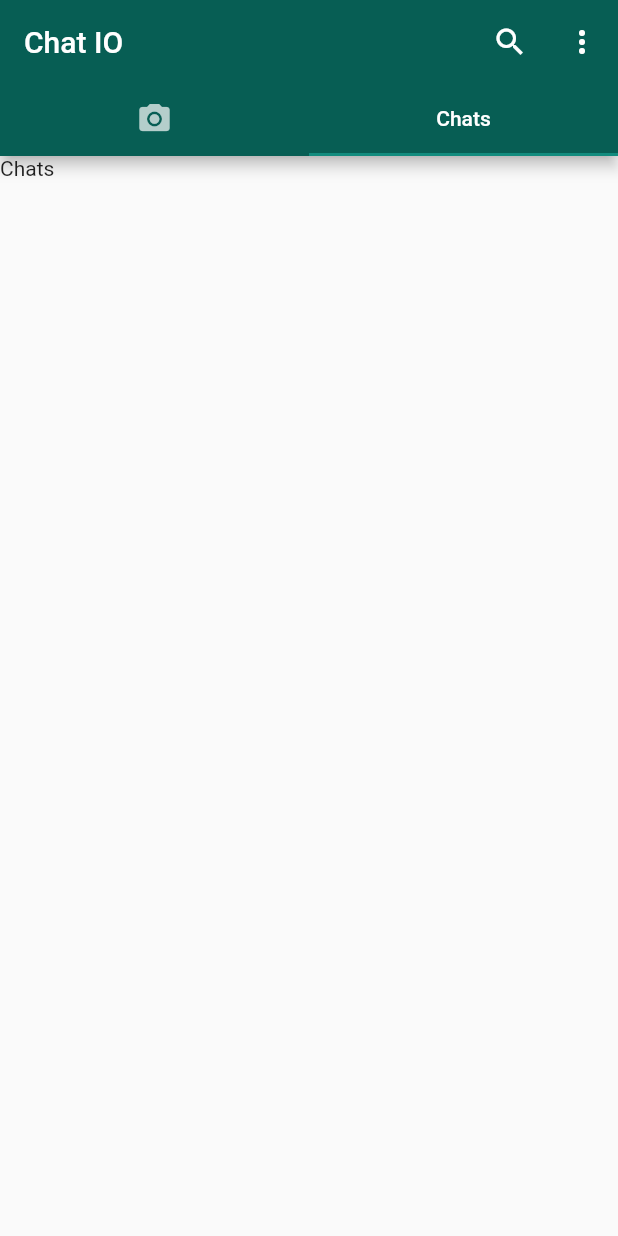
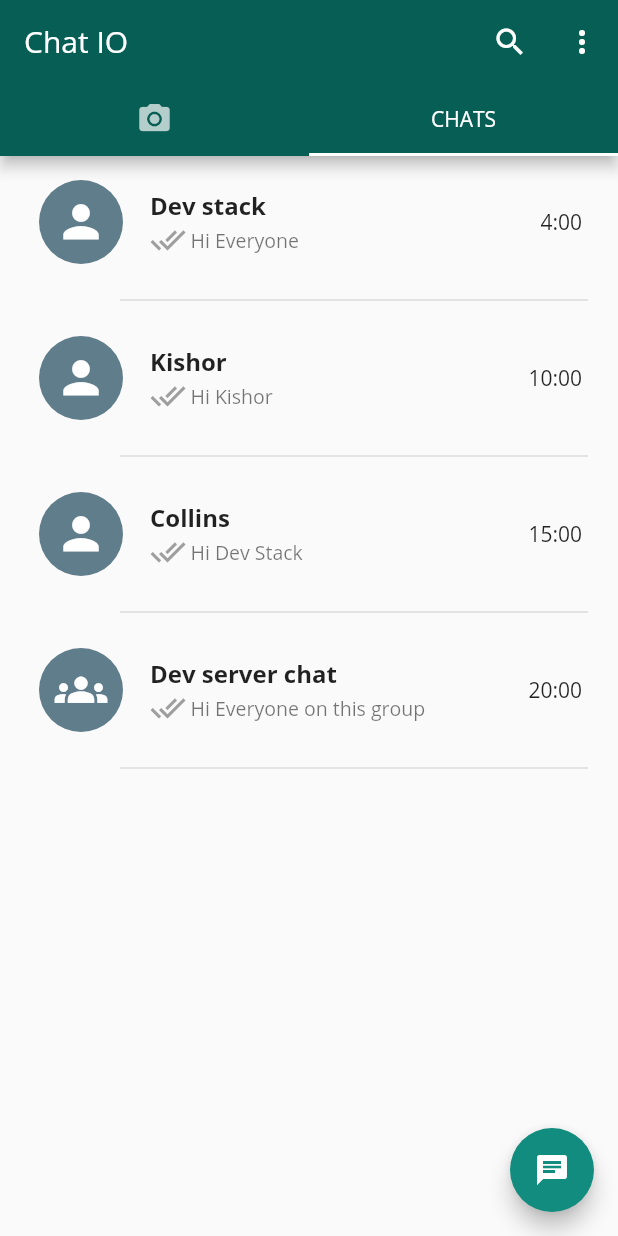
Before and after one commit to abanoub92/Chat-IO, a Flutter app: the screen it shows after launch, tab 2 chosen, on a phone screen of 412 x 824 dp. Run offline on Flutter 3.47's test engine with Material 2 defaults, Android fonts, the phone set to English and light mode, and no system bars; our stand-ins replace emoji_picker_flutter.

Commit message:
Create the chat, messages screens and add some functionality on both screens

```diff
--- /dev/null
+++ b/lib/items/item_chat.dart
@@ -0,0 +1,62 @@
+import 'package:flutter/material.dart';
+
+import '../models/chat_model.dart';
+
+// ignore: must_be_immutable
+class ItemChat extends StatelessWidget {
+
+  final ChatModel chatModel;
+  final VoidCallback onPressed;
+
+  ItemChat({Key key, @required this.chatModel, @required this.onPressed}) : super(key: key);
+
+  @override
+  Widget build(BuildContext context) {
+    return InkWell(
+      onTap: onPressed,
+      child: Column(
+        children: [
+          Container(
+            margin: const EdgeInsets.all(8.0),
+            child: ListTile(
+              leading: CircleAvatar(
+                radius: 30.0,
+                backgroundColor: Colors.blueGrey,
+                child: Icon(
+                  chatModel.isGroup ? Icons.groups : Icons.person,
+                  color: Colors.white,
+                  size: 35.0,
+                ),
+              ),
+              title: Text(
+                  chatModel.name,
+                  style: TextStyle(
+                    fontSize: 16.0,
+                    fontWeight: FontWeight.bold
+                  ),
+              ),
+              subtitle: Row(
+                children: [
+                  Icon(Icons.done_all, color: Colors.grey,),
+                  SizedBox(width: 3.0,),
+                  Text(
+                    chatModel.currentMessage,
+                    style: TextStyle(
+                      fontSize: 13.0
+                    ),
+                  )
+                ],
+              ),
+              trailing: Text(chatModel.time),
+            ),
+          ),
+
+          Padding(
+            padding: const EdgeInsets.only(left: 80.0, right: 20.0),
+            child: Divider(thickness: 1.0,),
+          ),
+        ],
+      ),
+    );
+  }
+}
--- a/lib/main.dart
+++ b/lib/main.dart
@@ -1,6 +1,8 @@
 import 'package:flutter/material.dart';
 
 import 'screens/home_screen.dart';
+import 'screens/chats_screen.dart';
+import 'screens/messages_screen.dart';
 
 void main() {
   runApp(MyApp());
@@ -13,6 +15,7 @@ class MyApp extends StatelessWidget {
     return MaterialApp(
       title: 'Flutter Demo',
       theme: ThemeData(
+        fontFamily: 'Opensans',
         primaryColor: Color(0xff075E54),
         accentColor: Color(0xff128C7E),
         visualDensity: VisualDensity.adaptivePlatformDensity
@@ -20,6 +23,8 @@ class MyApp extends StatelessWidget {
       initialRoute: '/',
       routes: {
         '/': (ctx) => HomeScreen(),
+        ChatsScreen.routeName: (_) => ChatsScreen(),
+        MessagesScreen.routeName: (_) => MessagesScreen(),
       },
     );
   }
--- /dev/null
+++ b/lib/models/chat_model.dart
@@ -0,0 +1,19 @@
+import 'package:flutter/material.dart';
+
+class ChatModel {
+
+  final String name;
+  final String icon;
+  final bool isGroup;
+  final String time;
+  final String currentMessage;
+
+  ChatModel({
+    @required this.name,
+    @required this.icon,
+    @required this.isGroup,
+    @required this.time,
+    @required this.currentMessage
+  });
+
+}
--- /dev/null
+++ b/lib/screens/chats_screen.dart
@@ -0,0 +1,69 @@
+import 'package:flutter/material.dart';
+
+import '/items/item_chat.dart';
+import '/models/chat_model.dart';
+import '/screens/messages_screen.dart';
+
+class ChatsScreen extends StatefulWidget {
+
+  static const routeName = '/chats';
+
+  const ChatsScreen({Key key}) : super(key: key);
+
+  @override
+  _ChatsScreenState createState() => _ChatsScreenState();
+}
+
+class _ChatsScreenState extends State<ChatsScreen> {
+
+  List<ChatModel> _list = [
+    ChatModel(
+        name: 'Dev stack',
+        icon: 'icon',
+        isGroup: false,
+        time: '4:00',
+        currentMessage: 'Hi Everyone'
+    ),
+    ChatModel(
+        name: 'Kishor',
+        icon: 'icon',
+        isGroup: false,
+        time: '10:00',
+        currentMessage: 'Hi Kishor'
+    ),
+    ChatModel(
+        name: 'Collins',
+        icon: 'icon',
+        isGroup: false,
+        time: '15:00',
+        currentMessage: 'Hi Dev Stack'
+    ),
+    ChatModel(
+        name: 'Dev server chat',
+        icon: 'icon',
+        isGroup: true,
+        time: '20:00',
+        currentMessage: 'Hi Everyone on this group'
+    ),
+  ];
+
+  @override
+  Widget build(BuildContext context) {
+    return Scaffold(
+      body: ListView.builder(
+        itemCount: _list.length,
+        itemBuilder: (context, index) => ItemChat(
+          chatModel: _list[index],
+          onPressed: () => Navigator.of(context).pushNamed(
+              MessagesScreen.routeName,
+              arguments: _list[index]
+          ),
+        ),
+      ),
+      floatingActionButton: FloatingActionButton(
+        child: Icon(Icons.chat, color: Colors.white,),
+        onPressed: (){},
+      ),
+    );
+  }
+}
--- a/lib/screens/home_screen.dart
+++ b/lib/screens/home_screen.dart
@@ -1,4 +1,6 @@
 import 'package:flutter/material.dart';
+
+import './chats_screen.dart';
 
 class HomeScreen extends StatefulWidget {
 
@@ -28,16 +30,43 @@ class _HomeScreenState extends State<HomeScreen> with SingleTickerProviderStateM
         title: Text('Chat IO'),
         actions: [
           IconButton(icon: Icon(Icons.search), onPressed: (){}),
-          IconButton(icon: Icon(Icons.more_vert), onPressed: (){})
+          PopupMenuButton<String>(
+            onSelected: (value) {
+              print('Selected menu item $value');
+            },
+            itemBuilder: (context) => [
+              PopupMenuItem(
+                child: Text('New group'),
+                value: 'New group',
+              ),
+              PopupMenuItem(
+                child: Text('New broadcast'),
+                value: 'New broadcast',
+              ),
+              PopupMenuItem(
+                child: Text('Whatsapp web'),
+                value: 'Whatsapp web',
+              ),
+              PopupMenuItem(
+                child: Text('Starred messages'),
+                value: 'Starred messages',
+              ),
+              PopupMenuItem(
+                child: Text('Settings'),
+                value: 'Settings',
+              )
+            ],
+          ),
         ],
         bottom: TabBar(
+            indicatorColor: Colors.white,
             controller: _controller,
             tabs: [
               /// camera tab to capture images and record videos
               Tab(icon: Icon(Icons.camera_alt)),
 
               /// chat tab to check the conversations list of chats
-              Tab(text: 'Chats')
+              Tab(text: 'CHATS')
             ]
         ),
       ),
@@ -46,7 +75,7 @@ class _HomeScreenState extends State<HomeScreen> with SingleTickerProviderStateM
         physics: NeverScrollableScrollPhysics(),
         children: [
           Text('Camera'),
-          Text('Chats'),
+          ChatsScreen()
         ]
       )
     );
```
Also changed, not shown: lib/screens/messages_screen.dart (added, +247 -0 lines), pubspec.yaml (+12 -6 lines), assets/fonts/OpenSans-Bold.ttf (added), assets/fonts/OpenSans-BoldItalic.ttf (added), assets/fonts/OpenSans-ExtraBold.ttf (added), assets/fonts/OpenSans-ExtraBoldItalic.ttf (added), assets/fonts/OpenSans-Italic.ttf (added), assets/fonts/OpenSans-Light.ttf (added), assets/fonts/OpenSans-LightItalic.ttf (added), assets/fonts/OpenSans-Regular.ttf (added), assets/fonts/OpenSans-SemiBold.ttf (added), assets/fonts/OpenSans-SemiBoldItalic.ttf (added), pubspec.lock.
